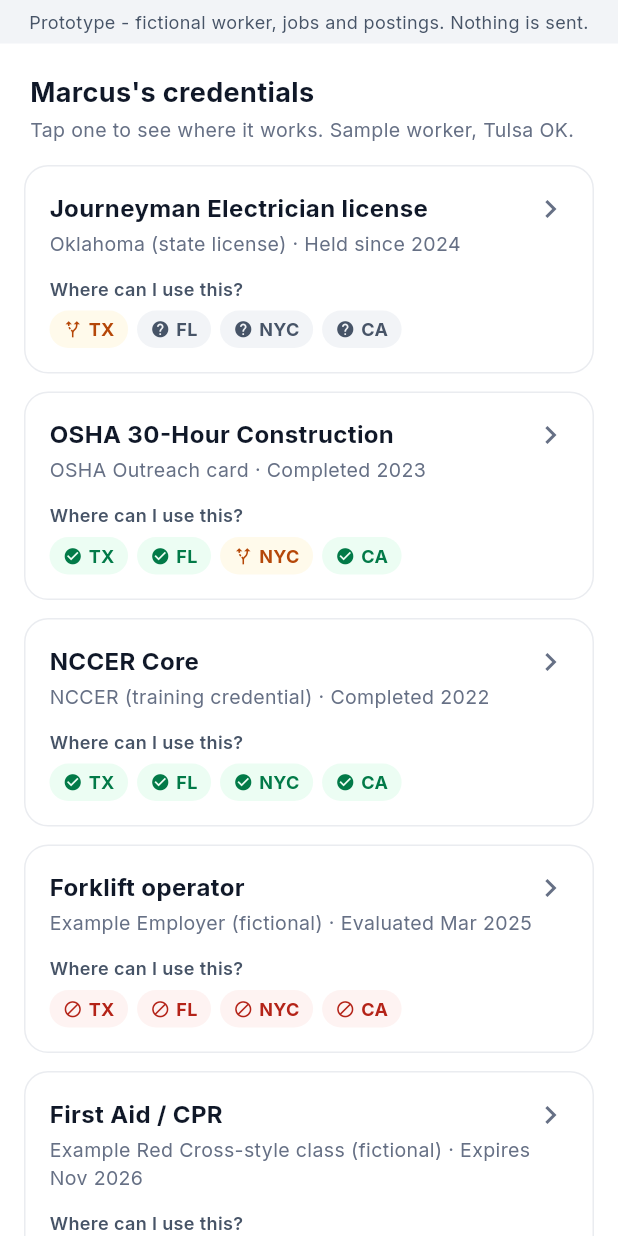
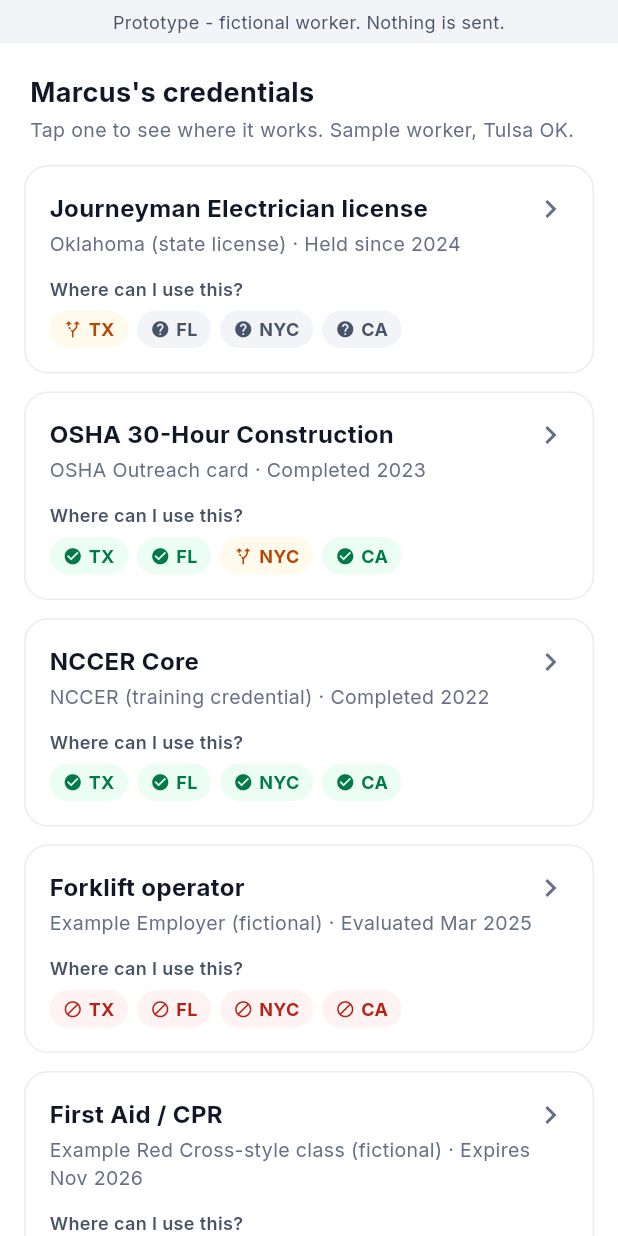
Before and after one commit to kunaxar/credential-reciprocity, a Flutter app: the screen it shows after launch, on a phone screen of 412 x 824 dp. Run offline on Flutter 3.47's test engine with Material 3 defaults, Android fonts, the phone set to English and light mode, and no system bars; our stand-ins replace google_fonts.

Commit message:
Update ui.dart

```diff
--- a/lib/ui.dart
+++ b/lib/ui.dart
@@ -78,7 +78,7 @@
 
 Widget demoBanner() => Container(
       width: double.infinity, color: g100, padding: const EdgeInsets.symmetric(horizontal: 16, vertical: 6),
-      child: const Text('Prototype - fictional worker, jobs and postings. Nothing is sent.', style: TextStyle(color: g600, fontSize: 12), textAlign: TextAlign.center),
+      child: const Text('Prototype - fictional worker. Nothing is sent.', style: TextStyle(color: g600, fontSize: 12), textAlign: TextAlign.center),
     );
 
 const red = Color(0xFFB42318);
```
